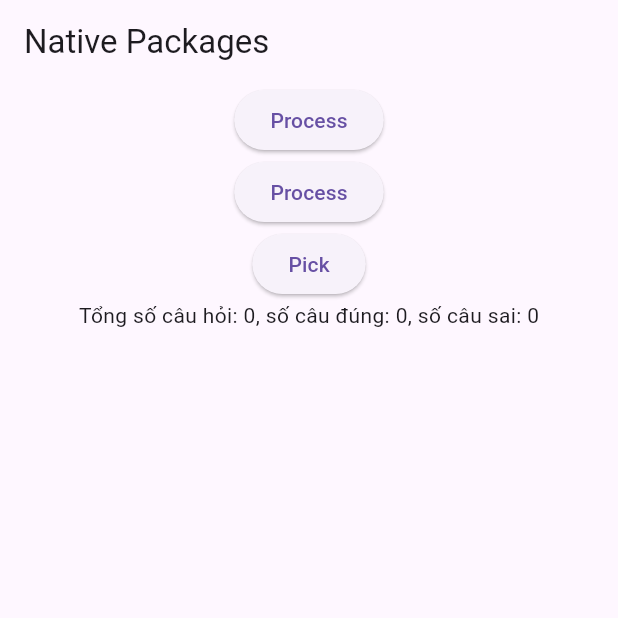
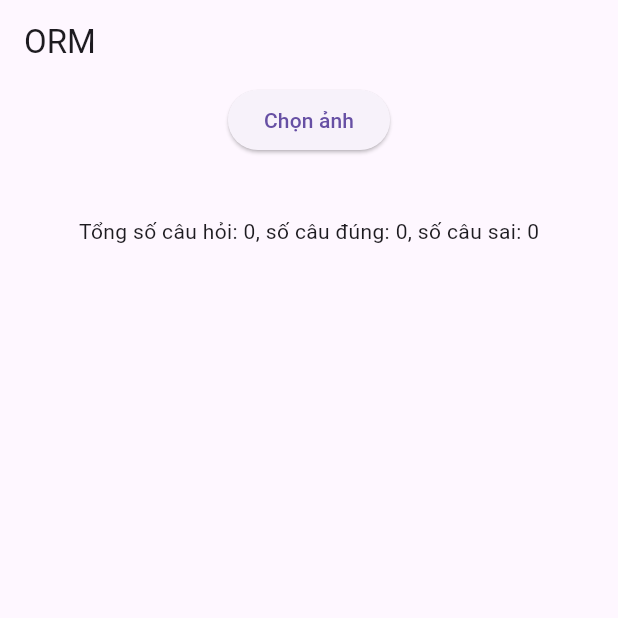
Before and after one commit to bladeonfire2402/bubble-scan, a Flutter app: the screen it shows after launch, on a phone screen of 412 x 824 dp, the top half of it. Run offline on Flutter 3.47's test engine with Material 3 defaults, Android fonts, the phone set to English and light mode, and no system bars; our stand-ins replace image_picker; missing offline and left inert: opencv_dart.

Commit message:
more comment

```diff
--- a/lib/methods/cv_method.dart
+++ b/lib/methods/cv_method.dart
@@ -1,3 +1,5 @@
+
+import 'dart:typed_data';
 import 'package:opencv_dart/opencv.dart' as cv;
 
 class CvMethod {
@@ -40,4 +42,16 @@ class CvMethod {
   static double getArea(cv.VecPoint cnt, {required cv.VecPoint vecPoint}) {
     return cv.contourArea(vecPoint);
   }
+
+  static (Uint8List, Uint8List, Uint8List) imencodeImg({
+    required cv.Mat raw,
+    required cv.Mat scanned,
+    required cv.Mat thresh,
+  }) {
+    final (_, enraw) = cv.imencode('.png', raw);
+    final (_, enthresh) = cv.imencode('.png', thresh);
+    final (_, enscanned) = cv.imencode('.png', scanned);
+
+    return (enraw, enthresh, enscanned);
+  }
 }
--- a/lib/screen/bubble_picking.dart
+++ b/lib/screen/bubble_picking.dart
@@ -1,10 +1,6 @@
 import 'package:enhance/methods/meomeo.dart';
 import 'package:flutter/material.dart';
 import 'package:image_picker/image_picker.dart';
-import 'dart:typed_data';
-import 'package:opencv_dart/opencv.dart' as cv;
-
-import 'package:opencv_dart/opencv_dart.dart';
 
 class BubblePicking extends StatefulWidget {
   const BubblePicking({super.key});
@@ -14,16 +10,14 @@ class BubblePicking extends StatefulWidget {
 }
 
 class _BubblePickingState extends State<BubblePicking> {
-  final String filePath =
-      "/data/user/0/com.example.enhance/cache/3e75f4bf-9802-4652-bf6b-ce85970803c3/Screenshot_2025-10-05-15-17-11-605_com.zing.zalo.jpg";
-  Uint8List? _imageBytes;
-
   OMRResult omrResult = OMRResult(
     total: 0,
     correct: 0,
     wrong: 0,
     picked: [],
     imageBytes: null,
+    rawBytes: null,
+    threshBytes: null,
   );
 
   @override
@@ -40,97 +34,11 @@ class _BubblePickingState extends State<BubblePicking> {
   Widget build(BuildContext context) {
     return MaterialApp(
       home: Scaffold(
-        appBar: AppBar(title: const Text('Native Packages')),
+        appBar: AppBar(title: const Text('ORM')),
         body: Container(
           alignment: Alignment.center,
           child: Column(
             children: [
-              ElevatedButton(
-                onPressed: () async {
-                  setState(() {
-                    omrResult = OMRScannerVer2.scanFromPath(filePath);
-                  });
-                },
-                child: Text("Process"),
-              ),
-              ElevatedButton(
-                onPressed: () async {
-                  // Đọc ảnh từ file
-                  final image = cv.imread(filePath);
-                  //chuyển màu hình sang màu xám
-                  final gray = cv.cvtColor(image, cv.COLOR_BGR2GRAY);
-                  //làm mờ
-                  final blurred = cv.gaussianBlur(gray, (5, 5), 0);
-
-                  //phát hiện các cạnh
-                  //Ngưỡng thấp của Canny. Các giá trị gradient thấp hơn ngưỡng này sẽ không được xem là cạnh.
-                  //Ngưỡng cao của Canny. Các giá trị gradient cao hơn ngưỡng này sẽ được xem là cạnh chắc chắn.
-                  final edged = cv.canny(blurred, 75, 200);
-
-                  final copyEdged = edged;
-                  VecPoint docCnt;
-                  var paper_contours = image;
-
-                  var cnts = cv.findContours(
-                    copyEdged,
-                    cv.RETR_EXTERNAL,
-                    cv.CHAIN_APPROX_SIMPLE,
-                  );
-
-                  cv.VecVecPoint contours =
-                      cnts.$1; // Đây là List<List<cv.VecPoint>>
-
-                  if (contours.isNotEmpty) {
-                    for (var cnt in contours) {
-                      var perimeter = cv.arcLength(cnt, true);
-                      var approx = cv.approxPolyDP(cnt, 0.02 * perimeter, true);
-
-                      if (approx.length == 4) {
-                        docCnt = approx;
-                        cv.drawContours(
-                          paper_contours,
-                          contours,
-                          -1,
-                          cv.Scalar(0, 0, 255),
-                          thickness: 3,
-                        );
-                      }
-                    }
-                  }
-
-                  // var thresh = cv.threshold(
-                  //   image,
-                  //   0,
-                  //   255,
-                  //   cv.THRESH_BINARY_INV | cv.THRESH_OTSU,
-                  // );
-
-                  //version 2
-                  // final scanned = OMRScanner.extractPaperAndWarp(image: image);
-                  // final thresh = OMRScanner.toBinary(scanned);
-
-                  // final (cntss, _) = cv.findContours(
-                  //   thresh,
-                  //   cv.RETR_EXTERNAL,
-                  //   cv.CHAIN_APPROX_SIMPLE,
-                  // );
-
-                  // final bubbles = OMRScanner.filterBubbles(cntss);
-
-                  // if (bubbles.length == 0) {
-                  //   print("Không tìm thấy");
-                  // }
-
-                  // Mã hóa ảnh thành PNG (hoặc bạn có thể chọn định dạng khác)
-                  // final encodedImage = cv.imencode('.png', scanned);
-
-                  // Chuyển đổi dữ liệu ảnh thành Uint8List
-                  // setState(() {
-                  //   _imageBytes = encodedImage.$2;
-                  // });
-                },
-                child: const Text("Process"),
-              ),
               ElevatedButton(
                 onPressed: () async {
                   final picker = ImagePicker();
@@ -138,18 +46,51 @@ class _BubblePickingState extends State<BubblePicking> {
                     source: ImageSource.gallery,
                   );
                   if (img != null) {
-                    final path = img.path;
-                    print(path);
+                    setState(() {
+                      omrResult = OMRScannerVer2.scanFromPath(img.path);
+                    });
                   }
                 },
-                child: Text("Pick"),
+                child: Text("Chọn ảnh"),
               ),
+              SizedBox(height: 20),
+
               // Hiển thị ảnh nếu đã có _imageBytes
               if (omrResult.imageBytes != null)
-                Expanded(child: Image.memory(omrResult.imageBytes!, fit: BoxFit.cover)),
+                Expanded(
+                  flex: 2,
+                  child: ListView(
+                    scrollDirection: Axis.horizontal,
+                    children: [
+                      Expanded(
+                        child: Image.memory(
+                          omrResult.rawBytes!,
+                          fit: BoxFit.cover,
+                        ),
+                      ),
+                      SizedBox(width: 20),
+                      Expanded(
+                        child: Image.memory(
+                          omrResult.imageBytes!,
+                          fit: BoxFit.cover,
+                        ),
+                      ),
+                      SizedBox(width: 20),
 
-              Text(
-                "Tổng số câu hỏi: ${omrResult.total}, số câu đúng: ${omrResult.correct}, số câu sai: ${omrResult.wrong}",
+                      Expanded(
+                        child: Image.memory(
+                          omrResult.threshBytes!,
+                          fit: BoxFit.cover,
+                        ),
+                      ),
+                    ],
+                  ),
+                ),
+              SizedBox(height: 20),
+              Expanded(
+                child: Text(
+                  "Tổng số câu hỏi: ${omrResult.total}, số câu đúng: ${omrResult.correct}, số câu sai: ${omrResult.wrong}",
+                ),
               ),
             ],
           ),
```
Also changed, not shown: lib/methods/meomeo.dart (+50 -12 lines).
